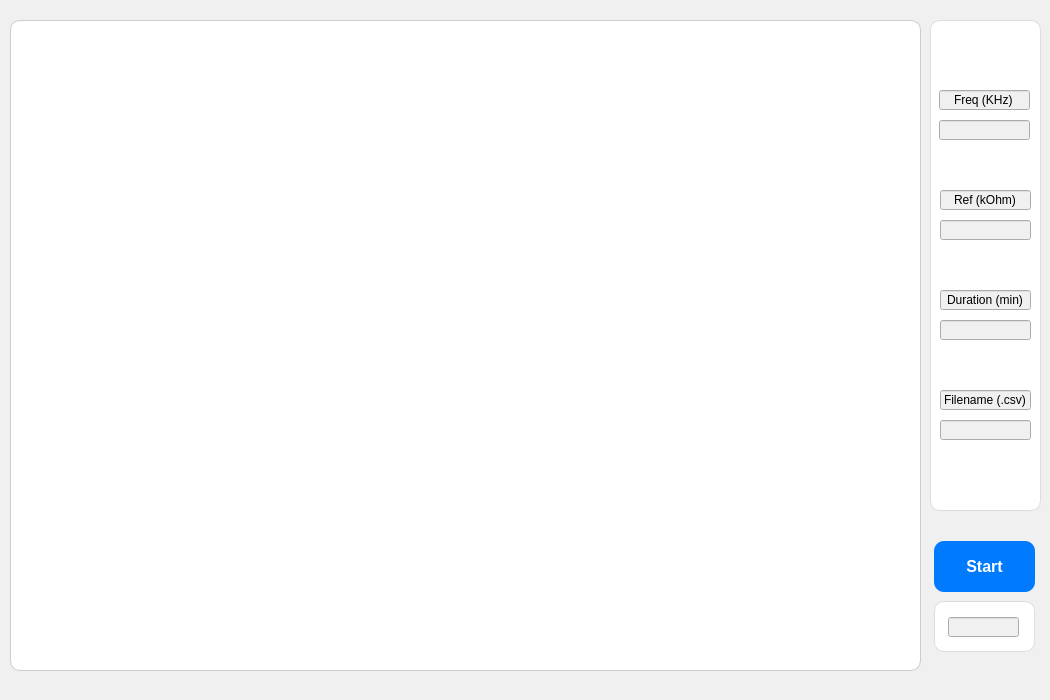
The window that ui/mainwindow.ui (ccchaeng/nano-timer) describes before a commit, drawn with Qt 5.
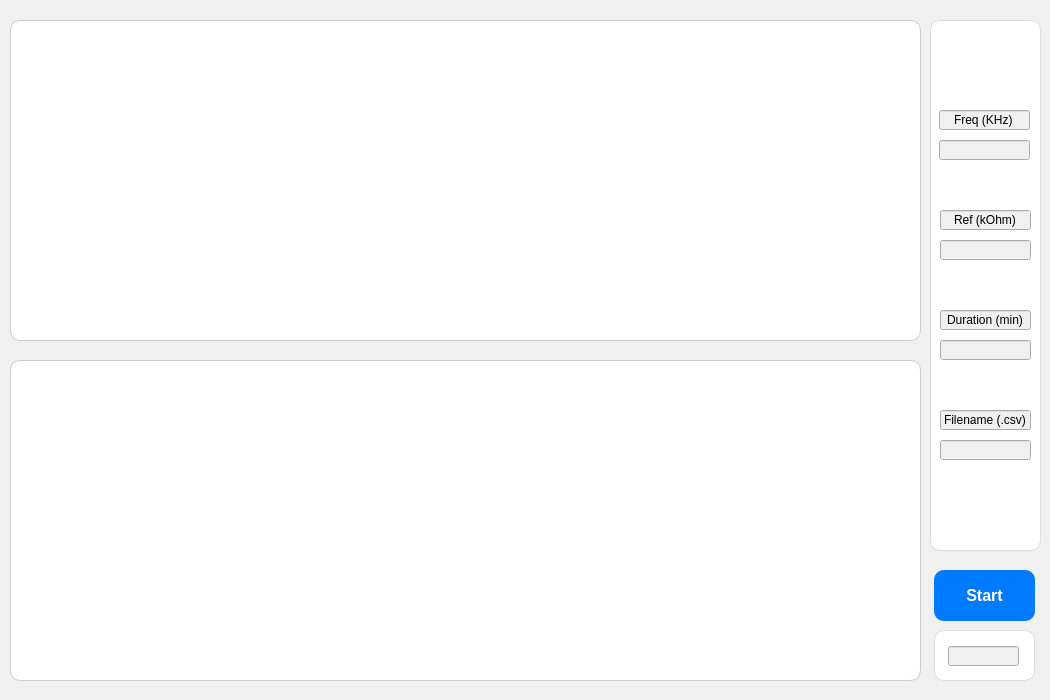
The same window after the commit.

Commit message: 25-02-25 Impedance Graph만 안나옴

What changed in the file:
```diff
--- a/ui/mainwindow.ui
+++ b/ui/mainwindow.ui
@@ -25,7 +25,7 @@
       <x>10</x>
       <y>20</y>
       <width>911</width>
-      <height>651</height>
+      <height>321</height>
      </rect>
     </property>
     <property name="styleSheet">
@@ -45,7 +45,7 @@
     <property name="geometry">
      <rect>
       <x>934</x>
-      <y>601</y>
+      <y>630</y>
       <width>101</width>
       <height>51</height>
      </rect>
@@ -84,7 +84,7 @@
     <property name="geometry">
      <rect>
       <x>934</x>
-      <y>541</y>
+      <y>570</y>
       <width>101</width>
       <height>51</height>
      </rect>
@@ -117,7 +117,7 @@
       <x>930</x>
       <y>20</y>
       <width>111</width>
-      <height>491</height>
+      <height>531</height>
      </rect>
     </property>
     <property name="styleSheet">
@@ -137,7 +137,7 @@
      <property name="geometry">
       <rect>
        <x>9</x>
-       <y>70</y>
+       <y>90</y>
        <width>91</width>
        <height>20</height>
       </rect>
@@ -156,7 +156,7 @@
      <property name="geometry">
       <rect>
        <x>9</x>
-       <y>100</y>
+       <y>120</y>
        <width>91</width>
        <height>20</height>
       </rect>
@@ -169,7 +169,7 @@
      <property name="geometry">
       <rect>
        <x>10</x>
-       <y>170</y>
+       <y>190</y>
        <width>91</width>
        <height>20</height>
       </rect>
@@ -188,7 +188,7 @@
      <property name="geometry">
       <rect>
        <x>10</x>
-       <y>200</y>
+       <y>220</y>
        <width>91</width>
        <height>20</height>
       </rect>
@@ -201,7 +201,7 @@
      <property name="geometry">
       <rect>
        <x>10</x>
-       <y>270</y>
+       <y>290</y>
        <width>91</width>
        <height>20</height>
       </rect>
@@ -220,7 +220,7 @@
      <property name="geometry">
       <rect>
        <x>10</x>
-       <y>300</y>
+       <y>320</y>
        <width>91</width>
        <height>20</height>
       </rect>
@@ -233,7 +233,7 @@
      <property name="geometry">
       <rect>
        <x>10</x>
-       <y>370</y>
+       <y>390</y>
        <width>91</width>
        <height>20</height>
       </rect>
@@ -252,7 +252,7 @@
      <property name="geometry">
       <rect>
        <x>10</x>
-       <y>400</y>
+       <y>420</y>
        <width>91</width>
        <height>20</height>
       </rect>
@@ -262,6 +262,28 @@
      </property>
     </widget>
    </widget>
+   <widget class="QFrame" name="GraphFrame_2">
+    <property name="geometry">
+     <rect>
+      <x>10</x>
+      <y>360</y>
+      <width>911</width>
+      <height>321</height>
+     </rect>
+    </property>
+    <property name="styleSheet">
+     <string>
+       QFrame {
+         background-color: white;
+         border: 1px solid #ccc;
+         border-radius: 10px;
+       }
+     </string>
+    </property>
+    <property name="frameShape">
+     <enum>QFrame::Shape::StyledPanel</enum>
+    </property>
+   </widget>
   </widget>
  </widget>
  <resources/>
```
Left out of the diff: 2 changed lines with no effect on the pictures. The commit also changes 403 other files.
